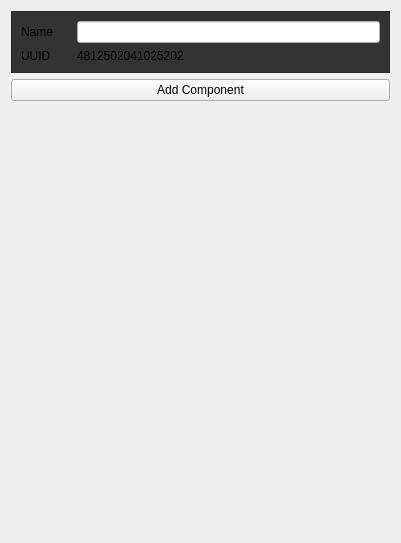
This is Editor/Source/CrystalEditor/Private/Editor/SceneEditor/DetailsView/DetailsView.ui in neelmewada/CrystalEngine as Qt 5 draws it before an edit. The edited form follows.
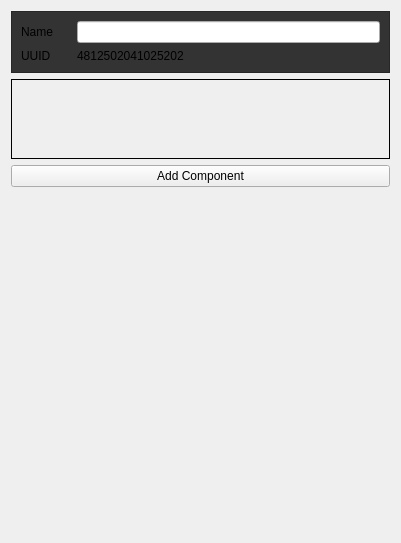
This is the edited form. Custom widgets are drawn as their Qt base class.

```diff
--- a/Editor/Source/CrystalEditor/Private/Editor/SceneEditor/DetailsView/DetailsView.ui
+++ b/Editor/Source/CrystalEditor/Private/Editor/SceneEditor/DetailsView/DetailsView.ui
@@ -84,6 +84,27 @@
      </layout>
     </widget>
    </item>
+   <item>
+    <widget class="QListView" name="componentListView">
+     <property name="maximumSize">
+      <size>
+       <width>16777215</width>
+       <height>80</height>
+      </size>
+     </property>
+     <property name="styleSheet">
+      <string notr="true">QListView {
+	background-color: palette(window);
+}</string>
+     </property>
+     <property name="frameShape">
+      <enum>QFrame::Box</enum>
+     </property>
+     <property name="frameShadow">
+      <enum>QFrame::Plain</enum>
+     </property>
+    </widget>
+   </item>
    <item>
     <widget class="QPushButton" name="addComponentButton">
      <property name="text">
```
